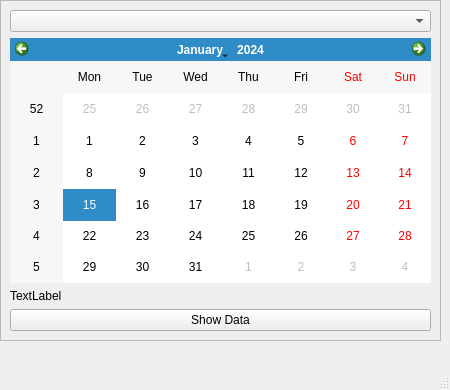
This is qt/Show_Calendar.ui in EdgeOfAI/vehicle_counter_pyqt_app as Qt 5 draws it before an edit. The edited form follows.
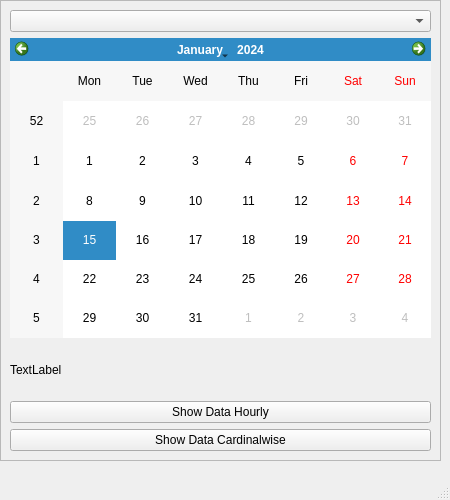
This is the edited form.

```diff
--- a/qt/Show_Calendar.ui
+++ b/qt/Show_Calendar.ui
@@ -7,19 +7,19 @@
     <x>0</x>
     <y>0</y>
     <width>450</width>
-    <height>390</height>
+    <height>500</height>
    </rect>
   </property>
   <property name="minimumSize">
    <size>
     <width>450</width>
-    <height>390</height>
+    <height>500</height>
    </size>
   </property>
   <property name="maximumSize">
    <size>
     <width>450</width>
-    <height>390</height>
+    <height>500</height>
    </size>
   </property>
   <property name="windowTitle">
@@ -35,7 +35,7 @@
    <property name="maximumSize">
     <size>
      <width>450</width>
-     <height>400</height>
+     <height>500</height>
     </size>
    </property>
    <widget class="QFrame" name="frame">
@@ -44,7 +44,7 @@
       <x>0</x>
       <y>0</y>
       <width>441</width>
-      <height>341</height>
+      <height>461</height>
      </rect>
     </property>
     <property name="minimumSize">
@@ -56,7 +56,7 @@
     <property name="maximumSize">
      <size>
       <width>441</width>
-      <height>400</height>
+      <height>500</height>
      </size>
     </property>
     <property name="frameShape">
@@ -70,7 +70,14 @@
       <widget class="QComboBox" name="comboBox"/>
      </item>
      <item>
-      <widget class="QCalendarWidget" name="calendarWidget"/>
+      <widget class="QCalendarWidget" name="calendarWidget">
+       <property name="maximumSize">
+        <size>
+         <width>16777215</width>
+         <height>300</height>
+        </size>
+       </property>
+      </widget>
      </item>
      <item>
       <widget class="QLabel" name="label">
@@ -82,10 +89,21 @@
      <item>
       <widget class="QPushButton" name="showDataBtn">
        <property name="text">
-        <string>Show Data</string>
+        <string>Show Data Hourly</string>
        </property>
       </widget>
      </item>
+     <item>
+      <layout class="QVBoxLayout" name="verticalLayout_2">
+       <item>
+        <widget class="QPushButton" name="pushButton">
+         <property name="text">
+          <string>Show Data Cardinalwise</string>
+         </property>
+        </widget>
+       </item>
+      </layout>
+     </item>
     </layout>
    </widget>
   </widget>
```
Left out of the diff: 2 changed lines with no effect on the pictures.
